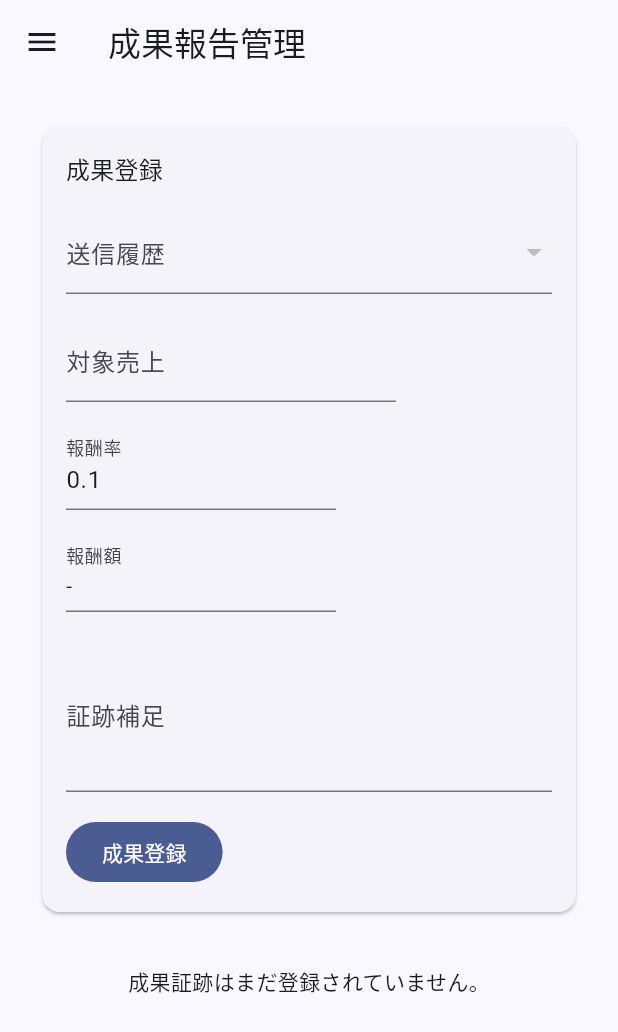
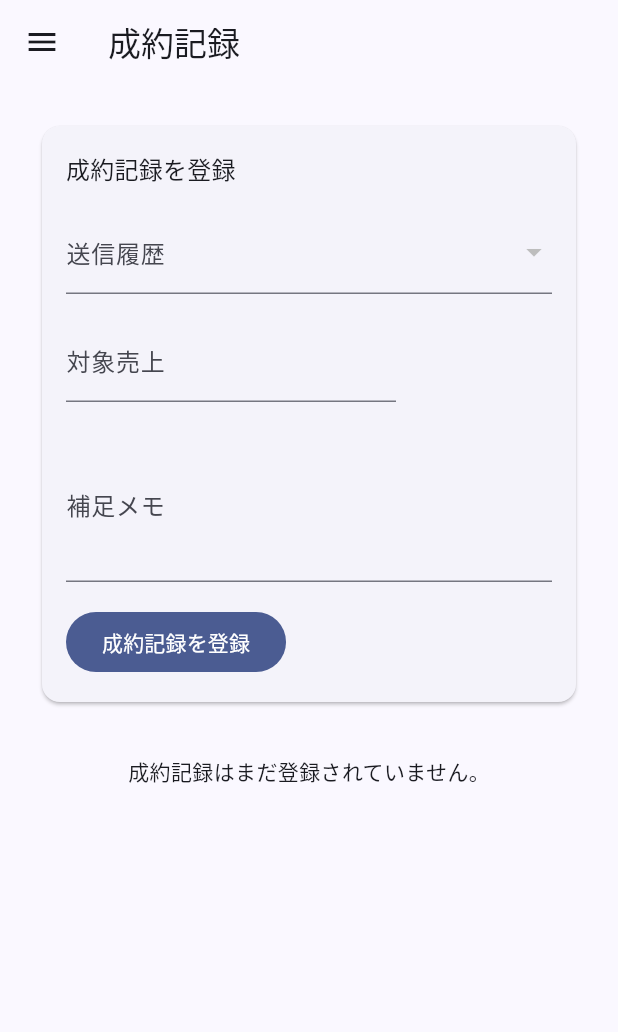
Before and after one commit to x-scout-manager/x-scout-manager, a Flutter app: the ConversionListPage screen opened directly, on a phone screen of 412 x 824 dp. Shown: the top 1032 px of the screen. Run offline on Flutter 3.47's test engine with Material 3 defaults, Android fonts, the phone set to English and light mode, and no system bars; our stand-ins replace cloud_firestore, cloud_functions, firebase_auth, firebase_core; accounts and stored records are empty; statements that could not run were skipped.

Commit message:
refactor(conversions): keep records out of main navigation

```diff
--- a/lib/core/ui/widgets/app_scaffold.dart
+++ b/lib/core/ui/widgets/app_scaffold.dart
@@ -78,12 +78,6 @@ class _AppNavigationDrawer extends StatelessWidget {
               route: RoutePaths.templates,
               currentRoute: currentRoute,
             ),
-            _NavigationItem(
-              label: '成果証跡',
-              icon: Icons.verified_outlined,
-              route: RoutePaths.conversions,
-              currentRoute: currentRoute,
-            ),
             const Divider(),
             _NavigationItem(
               label: 'タグ設定',
--- a/lib/features/conversions/model/conversion.dart
+++ b/lib/features/conversions/model/conversion.dart
@@ -7,11 +7,11 @@ class Conversion {
     required this.xUserId,
     required this.username,
     required this.salesAmount,
-    required this.rewardRate,
-    required this.rewardAmount,
     required this.status,
     this.displayName,
     this.sendHistoryId,
+    this.rewardRate,
+    this.rewardAmount,
     this.evidenceNote,
     this.createdBy,
     this.createdAt,
@@ -25,8 +25,8 @@ class Conversion {
   final String? displayName;
   final String? sendHistoryId;
   final num salesAmount;
-  final num rewardRate;
-  final num rewardAmount;
+  final num? rewardRate;
+  final num? rewardAmount;
   final String? evidenceNote;
   final String status;
   final String? createdBy;
@@ -70,10 +70,10 @@ class Conversion {
           ? json['sendHistoryId'] as String
           : null,
       salesAmount: json['salesAmount'] is num ? json['salesAmount'] as num : 0,
-      rewardRate: json['rewardRate'] is num ? json['rewardRate'] as num : 0,
+      rewardRate: json['rewardRate'] is num ? json['rewardRate'] as num : null,
       rewardAmount: json['rewardAmount'] is num
           ? json['rewardAmount'] as num
-          : 0,
+          : null,
       evidenceNote: json['evidenceNote'] is String
           ? json['evidenceNote'] as String
           : null,
--- a/lib/features/conversions/usecase/create_conversion.dart
+++ b/lib/features/conversions/usecase/create_conversion.dart
@@ -8,13 +8,11 @@ class CreateConversion {
   Future<String> call({
     required String sendHistoryId,
     required num salesAmount,
-    num? rewardRate,
     String? evidenceNote,
   }) {
     return _repository.createConversion(
       sendHistoryId: sendHistoryId,
       salesAmount: salesAmount,
-      rewardRate: rewardRate,
       evidenceNote: evidenceNote,
     );
   }
--- a/lib/features/conversions/view/pages/conversion_form_page.dart
+++ b/lib/features/conversions/view/pages/conversion_form_page.dart
@@ -8,8 +8,8 @@ class ConversionFormPage extends StatelessWidget {
   @override
   Widget build(BuildContext context) {
     return const AppScaffold(
-      title: '成果登録',
-      body: Center(child: Text('成果登録')),
+      title: '成約記録を登録',
+      body: Center(child: Text('成約記録を登録')),
     );
   }
 }
--- a/lib/features/conversions/view/pages/conversion_list_page.dart
+++ b/lib/features/conversions/view/pages/conversion_list_page.dart
@@ -13,12 +13,11 @@ class ConversionListPage extends StatelessWidget {
   Widget build(BuildContext context) {
     final dependencies = AppProviders.of(context);
     return AppScaffold(
-      title: '成果報告管理',
+      title: '成約記録',
       body: _ConversionPageBody(
         listVm: ConversionListVm(dependencies.loadConversions),
         formVm: ConversionFormVm(
           dependencies.loadSendHistories,
-          dependencies.loadScoutSettings,
           dependencies.createConversion,
         ),
       ),
@@ -83,7 +82,10 @@ class _ConversionForm extends StatelessWidget {
             child: Column(
               crossAxisAlignment: CrossAxisAlignment.start,
               children: [
-                Text('成果登録', style: Theme.of(context).textTheme.titleMedium),
+                Text(
+                  '成約記録を登録',
+                  style: Theme.of(context).textTheme.titleMedium,
+                ),
                 const SizedBox(height: 16),
                 DropdownButtonFormField<String>(
                   initialValue: state.selectedHistoryId,
@@ -113,25 +115,6 @@ class _ConversionForm extends StatelessWidget {
                         onChanged: vm.changeSalesAmount,
                       ),
                     ),
-                    SizedBox(
-                      width: 180,
-                      child: TextFormField(
-                        initialValue: state.rewardRateText,
-                        enabled: !state.isSubmitting,
-                        keyboardType: const TextInputType.numberWithOptions(
-                          decimal: true,
-                        ),
-                        decoration: const InputDecoration(labelText: '報酬率'),
-                        onChanged: vm.changeRewardRate,
-                      ),
-                    ),
-                    SizedBox(
-                      width: 180,
-                      child: InputDecorator(
-                        decoration: const InputDecoration(labelText: '報酬額'),
-                        child: Text(_formatMoney(state.rewardAmount)),
-                      ),
-                    ),
                   ],
                 ),
                 const SizedBox(height: 16),
@@ -139,7 +122,7 @@ class _ConversionForm extends StatelessWidget {
                   initialValue: state.evidenceNote,
                   enabled: !state.isSubmitting,
                   maxLines: 3,
-                  decoration: const InputDecoration(labelText: '証跡補足'),
+                  decoration: const InputDecoration(labelText: '補足メモ'),
                   onChanged: vm.changeEvidenceNote,
                 ),
                 if (state.errorMessage != null) ...[
@@ -158,7 +141,7 @@ class _ConversionForm extends StatelessWidget {
                 const SizedBox(height: 16),
                 FilledButton(
                   onPressed: state.isSubmitting ? null : vm.submit,
-                  child: Text(state.isSubmitting ? '登録中' : '成果登録'),
+                  child: Text(state.isSubmitting ? '登録中' : '成約記録を登録'),
                 ),
               ],
             ),
@@ -187,7 +170,7 @@ class _ConversionList extends StatelessWidget {
           return Center(child: Text(state.errorMessage!));
         }
         if (state.conversions.isEmpty) {
-          return const Center(child: Text('成果証跡はまだ登録されていません。'));
+          return const Center(child: Text('成約記録はまだ登録されていません。'));
         }
         return _ConversionTable(conversions: state.conversions);
       },
@@ -209,8 +192,6 @@ class _ConversionTable extends StatelessWidget {
           DataColumn(label: Text('候補者')),
           DataColumn(label: Text('Xユーザー名')),
           DataColumn(label: Text('対象売上')),
-          DataColumn(label: Text('報酬率')),
-          DataColumn(label: Text('報酬額')),
           DataColumn(label: Text('ステータス')),
           DataColumn(label: Text('登録日時')),
         ],
@@ -220,8 +201,6 @@ class _ConversionTable extends StatelessWidget {
               DataCell(Text(conversion.displayUserName)),
               DataCell(Text(_username(conversion))),
               DataCell(Text(_formatMoney(conversion.salesAmount))),
-              DataCell(Text(_formatRate(conversion.rewardRate))),
-              DataCell(Text(_formatMoney(conversion.rewardAmount))),
               DataCell(Text(conversion.statusLabel)),
               DataCell(Text(_formatDateTime(conversion.createdAt))),
             ],
@@ -246,10 +225,6 @@ String _formatMoney(num? value) {
   return value.round().toString();
 }
 
-String _formatRate(num value) {
-  return value.toString();
-}
-
 String _formatDateTime(DateTime? value) {
   if (value == null) {
     return '-';
--- a/lib/features/conversions/vm/conversion_form_vm.dart
+++ b/lib/features/conversions/vm/conversion_form_vm.dart
@@ -5,8 +5,6 @@ import 'package:flutter/foundation.dart';
 import '../../../core/errors/app_error.dart';
 import '../../histories/model/send_history.dart';
 import '../../histories/usecase/load_send_histories.dart';
-import '../../settings/model/scout_settings.dart';
-import '../../settings/usecase/load_scout_settings.dart';
 import '../usecase/create_conversion.dart';
 
 class ConversionFormState {
@@ -14,7 +12,6 @@ class ConversionFormState {
     this.histories = const [],
     this.selectedHistoryId,
     this.salesAmountText = '',
-    this.rewardRateText = '',
     this.evidenceNote = '',
     this.isLoading = true,
     this.isSubmitting = false,
@@ -25,7 +22,6 @@ class ConversionFormState {
   final List<SendHistory> histories;
   final String? selectedHistoryId;
   final String salesAmountText;
-  final String rewardRateText;
   final String evidenceNote;
   final bool isLoading;
   final bool isSubmitting;
@@ -42,25 +38,10 @@ class ConversionFormState {
   }
 
   num? get salesAmount => num.tryParse(salesAmountText);
-
-  num? get rewardRate => num.tryParse(rewardRateText);
-
-  num? get rewardAmount {
-    final sales = salesAmount;
-    final rate = rewardRate;
-    if (sales == null || sales <= 0 || rate == null || rate <= 0) {
-      return null;
-    }
-    return (sales * rate).round();
-  }
 }
 
 class ConversionFormVm extends ChangeNotifier {
-  ConversionFormVm(
-    this._loadSendHistories,
-    this._loadScoutSettings,
-    this._createConversion,
-  ) {
+  ConversionFormVm(this._loadSendHistories, this._createConversion) {
     _historySubscription = _loadSendHistories().listen(
       (histories) {
         _state = ConversionFormState(
@@ -69,7 +50,6 @@ class ConversionFormVm extends ChangeNotifier {
               _state.selectedHistoryId ??
               (histories.isNotEmpty ? histories.first.historyId : null),
           salesAmountText: _state.salesAmountText,
-          rewardRateText: _state.rewardRateText,
           evidenceNote: _state.evidenceNote,
           isLoading: false,
           noticeMessage: _state.noticeMessage,
@@ -84,30 +64,11 @@ class ConversionFormVm extends ChangeNotifier {
         notifyListeners();
       },
     );
-    _settingsSubscription = _loadScoutSettings().listen((settings) {
-      final rewardRate =
-          settings?.defaultRewardRate ??
-          ScoutSettings.defaults.defaultRewardRate;
-      if (_state.rewardRateText.isNotEmpty) {
-        return;
-      }
-      _state = ConversionFormState(
-        histories: _state.histories,
-        selectedHistoryId: _state.selectedHistoryId,
-        salesAmountText: _state.salesAmountText,
-        rewardRateText: rewardRate.toString(),
-        evidenceNote: _state.evidenceNote,
-        isLoading: _state.isLoading,
-      );
-      notifyListeners();
-    });
   }
 
   final LoadSendHistories _loadSendHistories;
-  final LoadScoutSettings _loadScoutSettings;
   final CreateConversion _createConversion;
   late final StreamSubscription<List<SendHistory>> _historySubscription;
-  late final StreamSubscription<ScoutSettings?> _settingsSubscription;
 
   ConversionFormState _state = const ConversionFormState();
 
@@ -123,11 +84,6 @@ class ConversionFormVm extends ChangeNotifier {
     notifyListeners();
   }
 
-  void changeRewardRate(String value) {
-    _state = _copyState(rewardRateText: value);
-    notifyListeners();
-  }
-
   void changeEvidenceNote(String value) {
     _state = _copyState(evidenceNote: value);
     notifyListeners();
@@ -136,7 +92,6 @@ class ConversionFormVm extends ChangeNotifier {
   Future<void> submit() async {
     final historyId = _state.selectedHistoryId;
     final salesAmount = _state.salesAmount;
-    final rewardRate = _state.rewardRate;
 
     if (historyId == null || historyId.isEmpty) {
       _state = _copyState(errorMessage: '送信履歴を選択してください。');
@@ -150,12 +105,6 @@ class ConversionFormVm extends ChangeNotifier {
       return;
     }
 
-    if (rewardRate == null || rewardRate <= 0) {
-      _state = _copyState(errorMessage: '成果報酬率を入力してください。');
-      notifyListeners();
-      return;
-    }
-
     _state = _copyState(isSubmitting: true);
     notifyListeners();
 
@@ -163,22 +112,20 @@ class ConversionFormVm extends ChangeNotifier {
       await _createConversion(
         sendHistoryId: historyId,
         salesAmount: salesAmount,
-        rewardRate: rewardRate,
         evidenceNote: _state.evidenceNote,
       );
       _state = ConversionFormState(
         histories: _state.histories,
         selectedHistoryId: _state.selectedHistoryId,
-        rewardRateText: _state.rewardRateText,
         isLoading: false,
-        noticeMessage: '成果証跡を登録しました。',
+        noticeMessage: '成約記録を登録しました。',
       );
       notifyListeners();
     } on AppError catch (error) {
       _state = _copyState(isSubmitting: false, errorMessage: error.message);
       notifyListeners();
     } catch (_) {
-      _state = _copyState(isSubmitting: false, errorMessage: '成果証跡の登録に失敗しました。');
+      _state = _copyState(isSubmitting: false, errorMessage: '成約記録の登録に失敗しました。');
       notifyListeners();
     }
   }
@@ -186,7 +133,6 @@ class ConversionFormVm extends ChangeNotifier {
   ConversionFormState _copyState({
     String? selectedHistoryId,
     String? salesAmountText,
-    String? rewardRateText,
     String? evidenceNote,
     bool? isSubmitting,
     String? errorMessage,
@@ -196,7 +142,6 @@ class ConversionFormVm extends ChangeNotifier {
       histories: _state.histories,
       selectedHistoryId: selectedHistoryId ?? _state.selectedHistoryId,
       salesAmountText: salesAmountText ?? _state.salesAmountText,
-      rewardRateText: rewardRateText ?? _state.rewardRateText,
       evidenceNote: evidenceNote ?? _state.evidenceNote,
       isLoading: false,
       isSubmitting: isSubmitting ?? false,
@@ -208,7 +153,6 @@ class ConversionFormVm extends ChangeNotifier {
   @override
   void dispose() {
     _historySubscription.cancel();
-    _settingsSubscription.cancel();
     super.dispose();
   }
 }
```
Also changed, not shown: lib/features/conversions/data/conversion_functions_repository.dart (+0 -30 lines), lib/features/conversions/usecase/calculate_reward.dart (deleted, +0 -14 lines), 10 other files.
